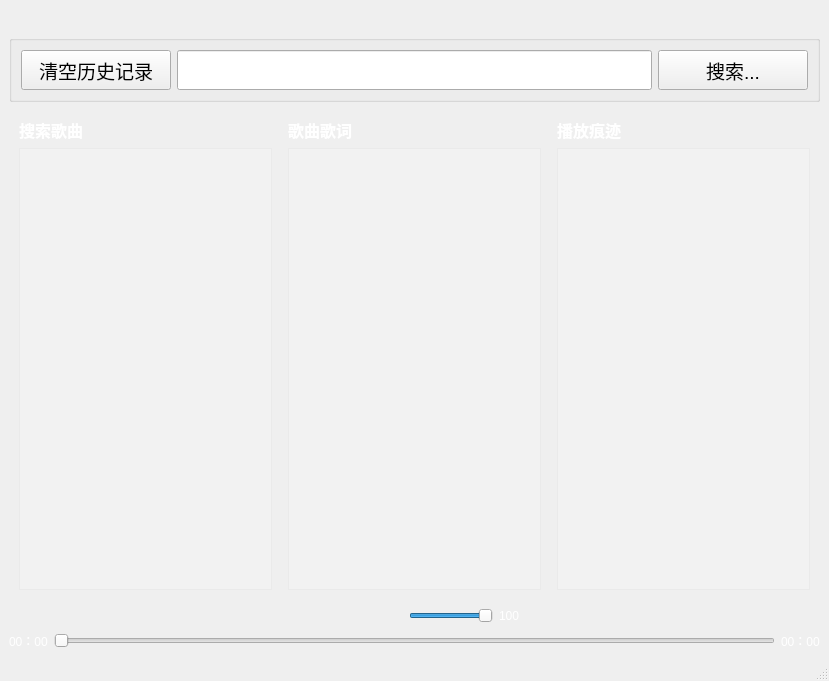
First picture: the form in mainwindow.ui, repository mingzi112233/Qt-, before the edit.
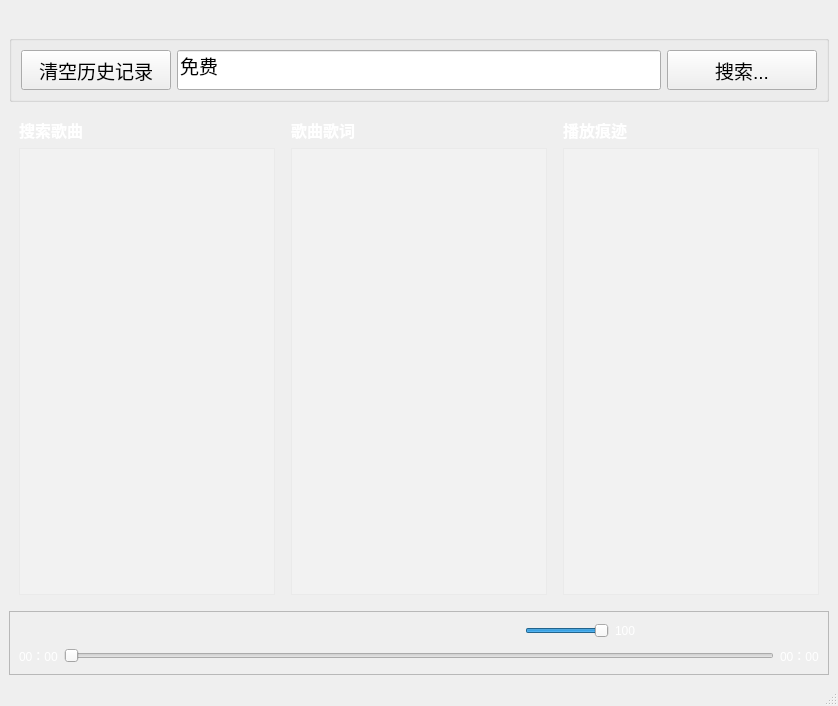
Second picture: the form after the edit. Icons and pictures are not drawn.

Commit message:
Update project resources and UI styles; enhance password reset logic
- Added new button images for play, stop, and speaker functionalities.
- Updated the resource file to include new stylesheet and button images.
- Modified the password reset logic to verify username and email match.
- Introduced a new stylesheet for improved UI aesthetics across various components.
- Updated project metadata with a new timestamp.

Patch:
```diff
--- a/mainwindow.ui
+++ b/mainwindow.ui
@@ -6,8 +6,8 @@
    <rect>
     <x>0</x>
     <y>0</y>
-    <width>829</width>
-    <height>681</height>
+    <width>838</width>
+    <height>706</height>
    </rect>
   </property>
   <property name="windowTitle">
@@ -18,22 +18,53 @@
     <normaloff>:/png/button/help.png</normaloff>:/png/button/help.png</iconset>
   </property>
   <widget class="QWidget" name="centralwidget">
-   <layout class="QGridLayout" name="gridLayout">
-    <item row="0" column="0">
-     <spacer name="horizontalSpacer_9">
-      <property name="orientation">
-       <enum>Qt::Orientation::Horizontal</enum>
+   <layout class="QGridLayout" name="gridLayout_3">
+    <item row="0" column="4">
+     <widget class="QPushButton" name="Login_Button">
+      <property name="minimumSize">
+       <size>
+        <width>0</width>
+        <height>0</height>
+       </size>
       </property>
-      <property name="sizeHint" stdset="0">
+      <property name="cursor">
+       <cursorShape>PointingHandCursor</cursorShape>
+      </property>
+      <property name="styleSheet">
+       <string notr="true">QPushButton
+{
+	border-radius:0x;
+	background-repeat:no-repeat;
+	border:none;
+	background-position:center center;
+}
+QPushButton:hevar{
+	background-color:rgb(230,0,0,0.5);
+}
+QPushButton:pressed{
+	background-color:rgba(95,95,95,100);
+	border-color:rgba(255,255,255,30);
+	border-style:inset;
+	color:rgba(0,0,0,100);
+}</string>
+      </property>
+      <property name="text">
+       <string/>
+      </property>
+      <property name="icon">
+       <iconset resource="res.qrc">
+        <normaloff>:/png/button/Login.png</normaloff>:/png/button/Login.png</iconset>
+      </property>
+      <property name="iconSize">
        <size>
-        <width>636</width>
-        <height>20</height>
+        <width>32</width>
+        <height>32</height>
        </size>
       </property>
-     </spacer>
+     </widget>
     </item>
-    <item row="0" column="5">
-     <widget class="QPushButton" name="help_pushButton">
+    <item row="0" column="6">
+     <widget class="QPushButton" name="close_pushButton">
       <property name="cursor">
        <cursorShape>PointingHandCursor</cursorShape>
       </property>
@@ -60,7 +91,45 @@
       </property>
       <property name="icon">
        <iconset resource="res.qrc">
-        <normaloff>:/png/button/help.png</normaloff>:/png/button/help.png</iconset>
+        <normaloff>:/png/button/close.png</normaloff>:/png/button/close.png</iconset>
+      </property>
+      <property name="iconSize">
+       <size>
+        <width>32</width>
+        <height>32</height>
+       </size>
+      </property>
+     </widget>
+    </item>
+    <item row="0" column="2">
+     <widget class="QPushButton" name="recommend_pushButton">
+      <property name="cursor">
+       <cursorShape>PointingHandCursor</cursorShape>
+      </property>
+      <property name="styleSheet">
+       <string notr="true">QPushButton
+{
+	border-radius:0x;
+	background-repeat:no-repeat;
+	border:none;
+	background-position:center center;
+}
+QPushButton:hevar{
+	background-color:rgb(230,0,0,0.5);
+}
+QPushButton:pressed{
+	background-color:rgba(95,95,95,100);
+	border-color:rgba(255,255,255,30);
+	border-style:inset;
+	color:rgba(0,0,0,100);
+}</string>
+      </property>
+      <property name="text">
+       <string/>
+      </property>
+      <property name="icon">
+       <iconset resource="res.qrc">
+        <normaloff>:/png/button/Ai.png</normaloff>:/png/button/Ai.png</iconset>
       </property>
       <property name="iconSize">
        <size>
@@ -215,48 +284,446 @@
       </item>
      </layout>
     </item>
-    <item row="0" column="4">
-     <widget class="QPushButton" name="Login_Button">
-      <property name="minimumSize">
-       <size>
-        <width>0</width>
-        <height>0</height>
-       </size>
+    <item row="3" column="0" colspan="7">
+     <widget class="QFrame" name="playBarContainer">
+      <property name="frameShape">
+       <enum>QFrame::Shape::StyledPanel</enum>
       </property>
-      <property name="cursor">
-       <cursorShape>PointingHandCursor</cursorShape>
+      <property name="frameShadow">
+       <enum>QFrame::Shadow::Raised</enum>
       </property>
-      <property name="styleSheet">
-       <string notr="true">QPushButton
+      <layout class="QGridLayout" name="gridLayout">
+       <item row="0" column="0">
+        <layout class="QHBoxLayout" name="horizontalLayout_2">
+         <item>
+          <spacer name="horizontalSpacer_6">
+           <property name="orientation">
+            <enum>Qt::Orientation::Horizontal</enum>
+           </property>
+           <property name="sizeHint" stdset="0">
+            <size>
+             <width>40</width>
+             <height>20</height>
+            </size>
+           </property>
+          </spacer>
+         </item>
+         <item>
+          <widget class="QPushButton" name="ModeButton">
+           <property name="minimumSize">
+            <size>
+             <width>20</width>
+             <height>20</height>
+            </size>
+           </property>
+           <property name="maximumSize">
+            <size>
+             <width>30</width>
+             <height>30</height>
+            </size>
+           </property>
+           <property name="cursor">
+            <cursorShape>PointingHandCursor</cursorShape>
+           </property>
+           <property name="toolTip">
+            <string>上一曲</string>
+           </property>
+           <property name="styleSheet">
+            <string notr="true">QPushButton
 {
-	border-radius:0x;
-	background-repeat:no-repeat;
-	border:none;
+ 	background-repeat:no-repeat;
+ 	border:none;
+ 	background-position:center center;
+}
+QPushButton:hovar{
+ 	background-repeat:no-repeat;
 	background-position:center center;
 }
-QPushButton:hevar{
-	background-color:rgb(230,0,0,0.5);
+QPushButton:pressed{
+ 	 background-repeat:no-repeat;
+	background-position:center center;
+}</string>
+           </property>
+           <property name="text">
+            <string/>
+           </property>
+           <property name="icon">
+            <iconset>
+             <normaloff>png/button/order.png</normaloff>png/button/order.png</iconset>
+           </property>
+           <property name="iconSize">
+            <size>
+             <width>32</width>
+             <height>32</height>
+            </size>
+           </property>
+          </widget>
+         </item>
+        </layout>
+       </item>
+       <item row="0" column="3">
+        <spacer name="horizontalSpacer_4">
+         <property name="orientation">
+          <enum>Qt::Orientation::Horizontal</enum>
+         </property>
+         <property name="sizeHint" stdset="0">
+          <size>
+           <width>40</width>
+           <height>20</height>
+          </size>
+         </property>
+        </spacer>
+       </item>
+       <item row="0" column="4">
+        <layout class="QHBoxLayout" name="horizontalLayout_8">
+         <item>
+          <widget class="QPushButton" name="NextButton_2">
+           <property name="cursor">
+            <cursorShape>PointingHandCursor</cursorShape>
+           </property>
+           <property name="toolTip">
+            <string>下一曲</string>
+           </property>
+           <property name="styleSheet">
+            <string notr="true">QPushButton
+{
+ 	background-repeat:no-repeat;
+ 	border:none;
+ 	background-position:center center;
 }
 QPushButton:pressed{
-	background-color:rgba(95,95,95,100);
-	border-color:rgba(255,255,255,30);
-	border-style:inset;
-	color:rgba(0,0,0,100);
+ 	 background-repeat:no-repeat;
+	background-position:center center;
 }</string>
-      </property>
-      <property name="text">
-       <string/>
-      </property>
-      <property name="icon">
-       <iconset resource="res.qrc">
-        <normaloff>:/png/button/Login.png</normaloff>:/png/button/Login.png</iconset>
-      </property>
-      <property name="iconSize">
-       <size>
-        <width>32</width>
-        <height>32</height>
-       </size>
-      </property>
+           </property>
+           <property name="text">
+            <string/>
+           </property>
+           <property name="icon">
+            <iconset resource="res.qrc">
+             <normaloff>:/png/button/speaker.png</normaloff>:/png/button/speaker.png</iconset>
+           </property>
+           <property name="iconSize">
+            <size>
+             <width>32</width>
+             <height>32</height>
+            </size>
+           </property>
+          </widget>
+         </item>
+         <item>
+          <widget class="QSlider" name="volumehorizontalSlider">
+           <property name="maximumSize">
+            <size>
+             <width>100</width>
+             <height>20</height>
+            </size>
+           </property>
+           <property name="cursor">
+            <cursorShape>PointingHandCursor</cursorShape>
+           </property>
+           <property name="maximum">
+            <number>100</number>
+           </property>
+           <property name="value">
+            <number>100</number>
+           </property>
+           <property name="orientation">
+            <enum>Qt::Orientation::Horizontal</enum>
+           </property>
+          </widget>
+         </item>
+         <item>
+          <widget class="QLabel" name="label_6">
+           <property name="styleSheet">
+            <string notr="true">color:rgb(255,255,255);
+</string>
+           </property>
+           <property name="text">
+            <string>100</string>
+           </property>
+          </widget>
+         </item>
+        </layout>
+       </item>
+       <item row="1" column="0" colspan="7">
+        <layout class="QHBoxLayout" name="horizontalLayout_10">
+         <item>
+          <widget class="QLabel" name="TotalTimeLabel">
+           <property name="styleSheet">
+            <string notr="true">color:rgb(255,255,255);
+</string>
+           </property>
+           <property name="text">
+            <string>00：00</string>
+           </property>
+          </widget>
+         </item>
+         <item>
+          <widget class="QSlider" name="ProgresshorizontalSlider">
+           <property name="orientation">
+            <enum>Qt::Orientation::Horizontal</enum>
+           </property>
+          </widget>
+         </item>
+         <item>
+          <widget class="QLabel" name="CurrentTimeLabel">
+           <property name="styleSheet">
+            <string notr="true">color:rgb(255,255,255);
+</string>
+           </property>
+           <property name="text">
+            <string>00：00</string>
+           </property>
+          </widget>
+         </item>
+        </layout>
+       </item>
+       <item row="0" column="2">
+        <layout class="QHBoxLayout" name="horizontalLayout">
+         <item>
+          <widget class="QPushButton" name="prevButton">
+           <property name="minimumSize">
+            <size>
+             <width>20</width>
+             <height>20</height>
+            </size>
+           </property>
+           <property name="cursor">
+            <cursorShape>PointingHandCursor</cursorShape>
+           </property>
+           <property name="toolTip">
+            <string>上一曲</string>
+           </property>
+           <property name="styleSheet">
+            <string notr="true">QPushButton
+{
+ 	background-repeat:no-repeat;
+ 	border:none;
+ 	background-position:center center;
+}
+QPushButton:hovar{
+ 	background-repeat:no-repeat;
+	background-position:center center;
+}
+QPushButton:pressed{
+ 	 background-repeat:no-repeat;
+	background-position:center center;
+}</string>
+           </property>
+           <property name="text">
+            <string/>
+           </property>
+           <property name="icon">
+            <iconset resource="res.qrc">
+             <normaloff>:/png/button/prev.png</normaloff>:/png/button/prev.png</iconset>
+           </property>
+           <property name="iconSize">
+            <size>
+             <width>32</width>
+             <height>32</height>
+            </size>
+           </property>
+          </widget>
+         </item>
+         <item>
+          <spacer name="horizontalSpacer_2">
+           <property name="orientation">
+            <enum>Qt::Orientation::Horizontal</enum>
+           </property>
+           <property name="sizeHint" stdset="0">
+            <size>
+             <width>40</width>
+             <height>20</height>
+            </size>
+           </property>
+          </spacer>
+         </item>
+         <item>
+          <widget class="QPushButton" name="StopButton">
+           <property name="maximumSize">
+            <size>
+             <width>35</width>
+             <height>35</height>
+            </size>
+           </property>
+           <property name="cursor">
+            <cursorShape>PointingHandCursor</cursorShape>
+           </property>
+           <property name="toolTip">
+            <string>暂停/播放</string>
+           </property>
+           <property name="styleSheet">
+            <string notr="true">QPushButton
+{
+ 	background-repeat:no-repeat;
+ 	border:none;
+ 	background-position:center center;
+}
+QPushButton:hovar{
+ 	background-repeat:no-repeat;
+	background-position:center center;
+}
+QPushButton:pressed{
+ 	 background-repeat:no-repeat;
+	background-position:center center;
+}</string>
+           </property>
+           <property name="text">
+            <string/>
+           </property>
+           <property name="icon">
+            <iconset resource="res.qrc">
+             <normaloff>:/png/button/stop.png</normaloff>:/png/button/stop.png</iconset>
+           </property>
+           <property name="iconSize">
+            <size>
+             <width>32</width>
+             <height>32</height>
+            </size>
+           </property>
+          </widget>
+         </item>
+         <item>
+          <spacer name="horizontalSpacer">
+           <property name="orientation">
+            <enum>Qt::Orientation::Horizontal</enum>
+           </property>
+           <property name="sizeHint" stdset="0">
+            <size>
+             <width>40</width>
+             <height>20</height>
+            </size>
+           </property>
+          </spacer>
+         </item>
+         <item>
+          <widget class="QPushButton" name="NextButton">
+           <property name="cursor">
+            <cursorShape>PointingHandCursor</cursorShape>
+           </property>
+           <property name="toolTip">
+            <string>下一曲</string>
+           </property>
+           <property name="styleSheet">
+            <string notr="true">QPushButton
+{
+ 	background-repeat:no-repeat;
+ 	border:none;
+ 	background-position:center center;
+}
+QPushButton:hovar{
+ 	background-repeat:no-repeat;
+	background-position:center center;
+}
+QPushButton:pressed{
+ 	 background-repeat:no-repeat;
+	background-position:center center;
+}</string>
+           </property>
+           <property name="text">
+            <string/>
+           </property>
+           <property name="icon">
+            <iconset resource="res.qrc">
+             <normaloff>:/png/button/next.png</normaloff>:/png/button/next.png</iconset>
+           </property>
+           <property name="iconSize">
+            <size>
+             <width>32</width>
+             <height>32</height>
+            </size>
+           </property>
+          </widget>
+         </item>
+        </layout>
+       </item>
+       <item row="0" column="5">
+        <spacer name="horizontalSpacer_5">
+         <property name="orientation">
+          <enum>Qt::Orientation::Horizontal</enum>
+         </property>
+         <property name="sizeHint" stdset="0">
+          <size>
+           <width>40</width>
+           <height>20</height>
+          </size>
+         </property>
+        </spacer>
+       </item>
+       <item row="0" column="1">
+        <spacer name="horizontalSpacer_3">
+         <property name="orientation">
+          <enum>Qt::Orientation::Horizontal</enum>
+         </property>
+         <property name="sizeHint" stdset="0">
+          <size>
+           <width>40</width>
+           <height>20</height>
+          </size>
+         </property>
+        </spacer>
+       </item>
+       <item row="0" column="6">
+        <layout class="QHBoxLayout" name="horizontalLayout_4">
+         <item>
+          <widget class="QPushButton" name="NextMusicListButton">
+           <property name="minimumSize">
+            <size>
+             <width>20</width>
+             <height>20</height>
+            </size>
+           </property>
+           <property name="cursor">
+            <cursorShape>PointingHandCursor</cursorShape>
+           </property>
+           <property name="styleSheet">
+            <string notr="true">QPushButton
+{
+ 	background-repeat:no-repeat;
+ 	border:none;
+ 	background-position:center center;
+}
+QPushButton:hovar{
+ 	background-repeat:no-repeat;
+	background-position:center center;
+}
+QPushButton:pressed{
+ 	 background-repeat:no-repeat;
+	background-position:center center;
+}</string>
+           </property>
+           <property name="text">
+            <string/>
+           </property>
+           <property name="icon">
+            <iconset resource="res.qrc">
+             <normaloff>:/png/button/list.png</normaloff>:/png/button/list.png</iconset>
+           </property>
+           <property name="iconSize">
+            <size>
+             <width>32</width>
+             <height>32</height>
+            </size>
+           </property>
+          </widget>
+         </item>
+         <item>
+          <spacer name="horizontalSpacer_7">
+           <property name="orientation">
+            <enum>Qt::Orientation::Horizontal</enum>
+           </property>
+           <property name="sizeHint" stdset="0">
+            <size>
+             <width>40</width>
+             <height>20</height>
+            </size>
+           </property>
+          </spacer>
+         </item>
+        </layout>
+       </item>
+      </layout>
      </widget>
     </item>
     <item row="1" column="0" colspan="7">
@@ -264,8 +731,8 @@
       <property name="title">
        <string/>
       </property>
-      <layout class="QHBoxLayout" name="horizontalLayout_2">
-       <item>
+      <layout class="QGridLayout" name="gridLayout_2">
+       <item row="0" column="0">
         <widget class="QPushButton" name="Clear_History_Button">
          <property name="minimumSize">
           <size>
@@ -284,7 +751,7 @@
          </property>
         </widget>
        </item>
-       <item>
+       <item row="0" column="1">
         <widget class="QLineEdit" name="FindmusicLineEdit">
          <property name="minimumSize">
           <size>
@@ -299,11 +766,11 @@
           </font>
          </property>
          <property name="text">
-          <string/>
+          <string>免费</string>
          </property>
         </widget>
        </item>
-       <item>
+       <item row="0" column="2">
         <widget class="QPushButton" name="FindButton">
          <property name="minimumSize">
           <size>
@@ -325,386 +792,21 @@
       </layout>
      </widget>
     </item>
-    <item row="3" column="0" colspan="7">
-     <layout class="QHBoxLayout" name="horizontalLayout_5">
-      <item>
-       <widget class="QPushButton" name="prevButton">
-        <property name="minimumSize">
-         <size>
-          <width>20</width>
-          <height>20</height>
-         </size>
-        </property>
-        <property name="cursor">
-         <cursorShape>PointingHandCursor</cursorShape>
-        </property>
-        <property name="toolTip">
-         <string>上一曲</string>
-        </property>
-        <property name="styleSheet">
-         <string notr="true">QPushButton
-{
- 	background-repeat:no-repeat;
- 	border:none;
- 	background-position:center center;
-}
-QPushButton:hovar{
- 	background-repeat:no-repeat;
-	background-position:center center;
-}
-QPushButton:pressed{
- 	 background-repeat:no-repeat;
-	background-position:center center;
-}</string>
-        </property>
-        <property name="text">
-         <string/>
-        </property>
-        <property name="icon">
-         <iconset resource="res.qrc">
-          <normaloff>:/png/button/prev.png</normaloff>:/png/button/prev.png</iconset>
-        </property>
-        <property name="iconSize">
-         <size>
-          <width>32</width>
-          <height>32</height>
-         </size>
-        </property>
-       </widget>
-      </item>
-      <item>
-       <spacer name="horizontalSpacer_6">
-        <property name="orientation">
-         <enum>Qt::Orientation::Horizontal</enum>
-        </property>
-        <property name="sizeHint" stdset="0">
-         <size>
-          <width>40</width>
-          <height>20</height>
-         </size>
-        </property>
-       </spacer>
-      </item>
-      <item>
-       <widget class="QPushButton" name="StopButton">
-        <property name="maximumSize">
-         <size>
-          <width>30</width>
-          <height>30</height>
-         </size>
-        </property>
-        <property name="cursor">
-         <cursorShape>PointingHandCursor</cursorShape>
-        </property>
-        <property name="toolTip">
-         <string>暂停/播放</string>
-        </property>
-        <property name="styleSheet">
-         <string notr="true">QPushButton
-{
- 	background-repeat:no-repeat;
- 	border:none;
- 	background-position:center center;
-}
-QPushButton:hovar{
- 	background-repeat:no-repeat;
-	background-position:center center;
-}
-QPushButton:pressed{
- 	 background-repeat:no-repeat;
-	background-position:center center;
-}</string>
-        </property>
-        <property name="text">
-         <string/>
-        </property>
-        <property name="icon">
-         <iconset resource="res.qrc">
-          <normaloff>:/png/button/stop.png</normaloff>:/png/button/stop.png</iconset>
-        </property>
-        <property name="iconSize">
-         <size>
-          <width>32</width>
-          <height>32</height>
-         </size>
-        </property>
-       </widget>
-      </item>
-      <item>
-       <spacer name="horizontalSpacer_3">
-        <property name="orientation">
-         <enum>Qt::Orientation::Horizontal</enum>
-        </property>
-        <property name="sizeHint" stdset="0">
-         <size>
-          <width>40</width>
-          <height>20</height>
-         </size>
-        </property>
-       </spacer>
-      </item>
-      <item>
-       <widget class="QPushButton" name="NextButton">
-        <property name="cursor">
-         <cursorShape>PointingHandCursor</cursorShape>
-        </property>
-        <property name="toolTip">
-         <string>下一曲</string>
-        </property>
-        <property name="styleSheet">
-         <string notr="true">QPushButton
-{
- 	background-repeat:no-repeat;
- 	border:none;
- 	background-position:center center;
-}
-QPushButton:hovar{
- 	background-repeat:no-repeat;
-	background-position:center center;
-}
-QPushButton:pressed{
- 	 background-repeat:no-repeat;
-	background-position:center center;
-}</string>
-        </property>
-        <property name="text">
-         <string/>
-        </property>
-        <property name="icon">
-         <iconset resource="res.qrc">
-          <normaloff>:/png/button/next.png</normaloff>:/png/button/next.png</iconset>
-        </property>
-        <property name="iconSize">
-         <size>
-          <width>32</width>
-          <height>32</height>
-         </size>
-        </property>
-       </widget>
-      </item>
-      <item>
-       <spacer name="horizontalSpacer_2">
-        <property name="orientation">
-         <enum>Qt::Orientation::Horizontal</enum>
-        </property>
-        <property name="sizeHint" stdset="0">
-         <size>
-          <width>40</width>
-          <height>20</height>
-         </size>
-        </property>
-       </spacer>
-      </item>
-      <item>
-       <widget class="QPushButton" name="ModeButton">
-        <property name="cursor">
-         <cursorShape>PointingHandCursor</cursorShape>
-        </property>
-        <property name="styleSheet">
-         <string notr="true">QPushButton
-{
- 	background-repeat:no-repeat;
- 	border:none;
- 	background-position:center center;
-}
-QPushButton:hovar{
- 	background-repeat:no-repeat;
-	background-position:center center;
-}
-QPushButton:pressed{
- 	 background-repeat:no-repeat;
-	background-position:center center;
-}</string>
-        </property>
-        <property name="text">
-         <string/>
-        </property>
-        <property name="icon">
-         <iconset resource="res.qrc">
-          <normaloff>:/png/button/order.png</normaloff>:/png/button/order.png</iconset>
-        </property>
-        <property name="iconSize">
-         <size>
-          <width>32</width>
-          <height>32</height>
-         </size>
-        </property>
-       </widget>
-      </item>
-      <item>
-       <spacer name="horizontalSpacer">
-        <property name="orientation">
-         <enum>Qt::Orientation::Horizontal</enum>
-        </property>
-        <property name="sizeHint" stdset="0">
-         <size>
-          <width>40</width>
-          <height>20</height>
-         </size>
-        </property>
-       </spacer>
-      </item>
-      <item>
-       <spacer name="horizontalSpacer_7">
-        <property name="orientation">
-         <enum>Qt::Orientation::Horizontal</enum>
-        </property>
-        <property name="sizeHint" stdset="0">
-         <size>
-          <width>40</width>
-          <height>20</height>
-         </size>
-        </property>
-       </spacer>
-      </item>
-      <item>
-       <widget class="QSlider" name="volumehorizontalSlider">
-        <property name="maximumSize">
-         <size>
-          <width>100</width>
-          <height>20</height>
-         </size>
-        </property>
-        <property name="cursor">
-         <cursorShape>PointingHandCursor</cursorShape>
-        </property>
-        <property name="maximum">
-         <number>100</number>
-        </property>
-        <property name="value">
-         <number>100</number>
-        </property>
-        <property name="orientation">
-         <enum>Qt::Orientation::Horizontal</enum>
-        </property>
-       </widget>
-      </item>
-      <item>
-       <widget class="QLabel" name="label_6">
-        <property name="styleSheet">
-         <string notr="true">color:rgb(255,255,255);
-</string>
-        </property>
-        <property name="text">
-         <string>100</string>
-        </property>
-       </widget>
-      </item>
-      <item>
-       <spacer name="horizontalSpacer_12">
-        <property name="orientation">
-         <enum>Qt::Orientation::Horizontal</enum>
-        </property>
-        <property name="sizeHint" stdset="0">
-         <size>
-          <width>40</width>
-          <height>20</height>
-         </size>
-        </property>
-       </spacer>
-      </item>
-      <item>
-       <spacer name="horizontalSpacer_8">
-        <property name="orientation">
-         <enum>Qt::Orientation::Horizontal</enum>
-        </property>
-        <property name="sizeHint" stdset="0">
-         <size>
-          <width>40</width>
-          <height>20</height>
-         </size>
-        </property>
-       </spacer>
-      </item>
-      <item>
-       <spacer name="horizontalSpacer_11">
-        <property name="orientation">
-         <enum>Qt::Orientation::Horizontal</enum>
-        </property>
-        <property name="sizeHint" stdset="0">
-         <size>
-          <width>40</width>
-          <height>20</height>
-         </size>
-        </property>
-       </spacer>
-      </item>
-      <item>
-       <spacer name="horizontalSpacer_4">
-        <property name="orientation">
-         <enum>Qt::Orientation::Horizontal</enum>
-        </property>
-        <property name="sizeHint" stdset="0">
-         <size>
-          <width>40</width>
-          <height>20</height>
-         </size>
-        </property>
-       </spacer>
-      </item>
-      <item>
-       <spacer name="horizontalSpacer_10">
-        <property name="orientation">
-         <enum>Qt::Orientation::Horizontal</enum>
-        </property>
-        <property name="sizeHint" stdset="0">
-         <size>
-          <width>40</width>
-          <height>20</height>
-         </size>
-        </property>
-       </spacer>
-      </item>
-      <item>
-       <spacer name="horizontalSpacer_5">
-        <property name="orientation">
-         <enum>Qt::Orientation::Horizontal</enum>
-        </property>
-        <property name="sizeHint" stdset="0">
-         <size>
-          <width>40</width>
-          <height>20</height>
-         </size>
-        </property>
-       </spacer>
-      </item>
-     </layout>
+    <item row="0" column="0">
+     <spacer name="horizontalSpacer_9">
+      <property name="orientation">
+       <enum>Qt::Orientation::Horizontal</enum>
+      </property>
+      <property name="sizeHint" stdset="0">
+       <size>
+        <width>636</width>
+        <height>20</height>
+       </size>
+      </property>
+     </spacer>
     </item>
-    <item row="4" column="0" colspan="7">
-     <layout class="QHBoxLayout" name="horizontalLayout_4">
-      <item>
-       <widget class="QLabel" name="TotalTimeLabel">
-        <property name="styleSheet">
-         <string notr="true">color:rgb(255,255,255);
-</string>
-        </property>
-        <property name="text">
-         <string>00：00</string>
-        </property>
-       </widget>
-      </item>
-      <item>
-       <widget class="QSlider" name="ProgresshorizontalSlider">
-        <property name="orientation">
-         <enum>Qt::Orientation::Horizontal</enum>
-        </property>
-       </widget>
-      </item>
-      <item>
-       <widget class="QLabel" name="CurrentTimeLabel">
-        <property name="styleSheet">
-         <string notr="true">color:rgb(255,255,255);
-</string>
-        </property>
-        <property name="text">
-         <string>00：00</string>
-        </property>
-       </widget>
-      </item>
-     </layout>
-    </item>
-    <item row="0" column="6">
-     <widget class="QPushButton" name="close_pushButton">
+    <item row="0" column="5">
+     <widget class="QPushButton" name="help_pushButton">
       <property name="cursor">
        <cursorShape>PointingHandCursor</cursorShape>
       </property>
@@ -741,7 +843,7 @@
       </property>
      </widget>
     </item>
-    <item row="0" column="2">
+    <item row="0" column="1">
      <widget class="QPushButton" name="collect_Button">
       <property name="cursor">
        <cursorShape>PointingHandCursor</cursorShape>
@@ -779,44 +881,6 @@
       </property>
      </widget>
     </item>
-    <item row="0" column="1">
-     <widget class="QPushButton" name="recommend_pushButton">
-      <property name="cursor">
-       <cursorShape>PointingHandCursor</cursorShape>
-      </property>
-      <property name="styleSheet">
-       <string notr="true">QPushButton
-{
-	border-radius:0x;
-	background-repeat:no-repeat;
-	border:none;
-	background-position:center center;
-}
-QPushButton:hevar{
-	background-color:rgb(230,0,0,0.5);
-}
-QPushButton:pressed{
-	background-color:rgba(95,95,95,100);
-	border-color:rgba(255,255,255,30);
-	border-style:inset;
-	color:rgba(0,0,0,100);
-}</string>
-      </property>
-      <property name="text">
-       <string/>
-      </property>
-      <property name="icon">
-       <iconset resource="res.qrc">
-        <normaloff>:/png/button/Ai.png</normaloff>:/png/button/Ai.png</iconset>
-      </property>
-      <property name="iconSize">
-       <size>
-        <width>32</width>
-        <height>32</height>
-       </size>
-      </property>
-     </widget>
-    </item>
    </layout>
   </widget>
   <widget class="QStatusBar" name="statusbar"/>
```
Left out of the diff: 12 changed lines with no effect on the pictures. The commit also changes 64 other files.
